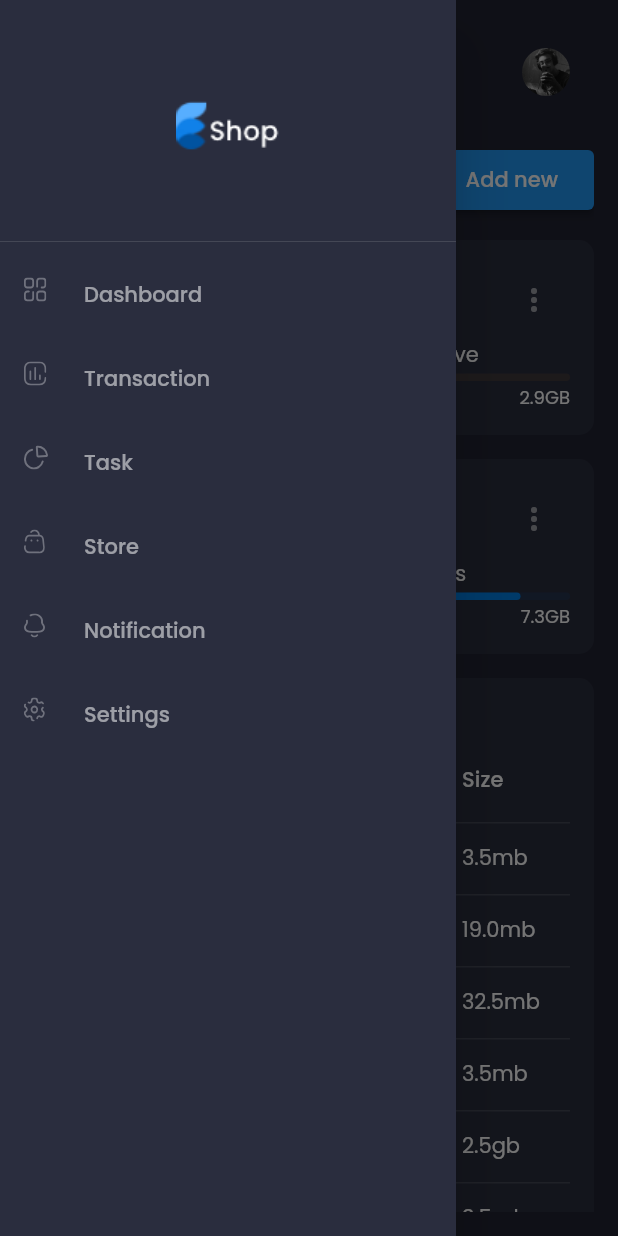
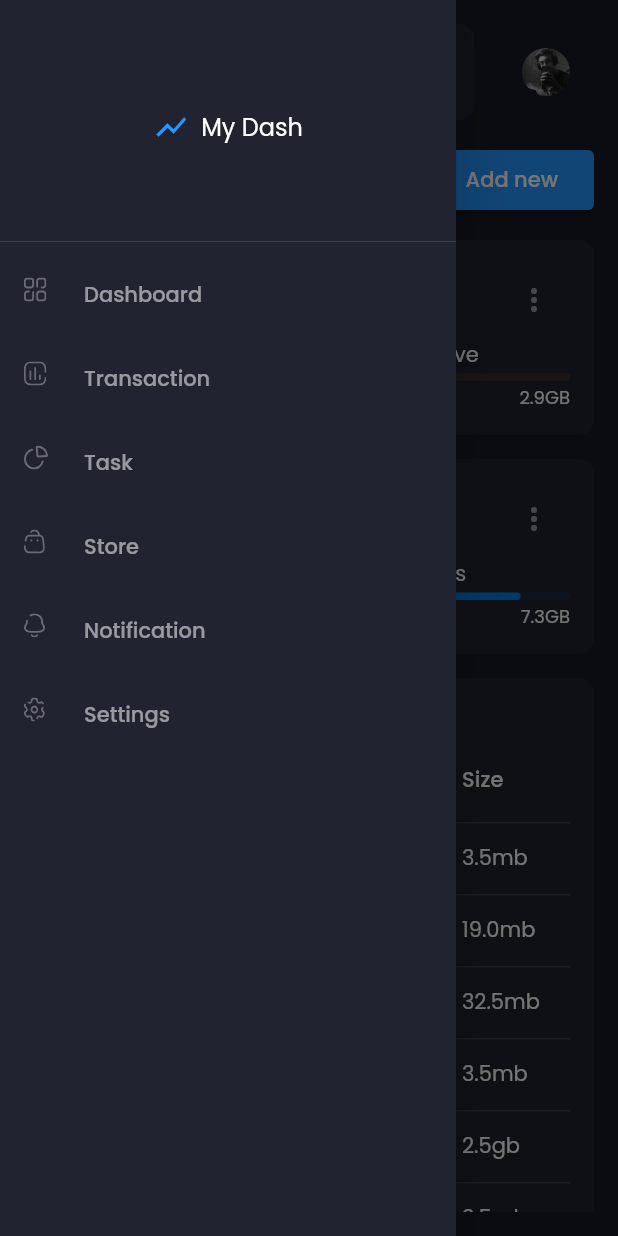
Before and after one commit to Jhone0202/responsive_admin, a Flutter app: the screen it shows after launch, with the side drawer open, on a phone screen of 412 x 824 dp. Run offline on Flutter 3.47's test engine with Material 2 defaults, Android fonts, the phone set to English and light mode, and no system bars; our stand-ins replace fl_chart, flutter_svg, google_fonts.

Commit message:
<Change log> 08/04/2021

```diff
--- a/lib/constants.dart
+++ b/lib/constants.dart
@@ -1,7 +1,7 @@
 import 'package:flutter/material.dart';
 
 const primaryColor = Color(0xFF2697FF);
-const secondaryColor = Color(0xFF2A2D3E);
-const bgColor = Color(0xFF212332);
+const secondaryColor = Color(0xFF212331);
+const bgColor = Color(0xFF181A25);
 
 const defaultPadding = 16.0;
--- a/lib/main.dart
+++ b/lib/main.dart
@@ -10,12 +10,11 @@ void main() {
 }
 
 class MyApp extends StatelessWidget {
-  // This widget is the root of your application.
   @override
   Widget build(BuildContext context) {
     return MaterialApp(
       debugShowCheckedModeBanner: false,
-      title: 'Flutter Admin Panel',
+      title: 'My Dash',
       theme: ThemeData.dark().copyWith(
         scaffoldBackgroundColor: bgColor,
         textTheme: GoogleFonts.poppinsTextTheme(Theme.of(context).textTheme)
@@ -24,9 +23,7 @@ class MyApp extends StatelessWidget {
       ),
       home: MultiProvider(
         providers: [
-          ChangeNotifierProvider(
-            create: (context) => MenuController(),
-          )
+          ChangeNotifierProvider(create: (context) => MenuController())
         ],
         child: MainScreen(),
       ),
--- a/lib/screens/dashboard/components/header.dart
+++ b/lib/screens/dashboard/components/header.dart
@@ -27,6 +27,8 @@ class Header extends StatelessWidget {
         if (!Responsive.isMobile(context))
           Spacer(flex: Responsive.isDesktop(context) ? 2 : 1),
         Expanded(
+          child: Padding(
+            padding: const EdgeInsets.symmetric(horizontal: defaultPadding),
             child: TextField(
               decoration: InputDecoration(
                 fillColor: secondaryColor,
@@ -44,11 +46,13 @@ class Header extends StatelessWidget {
               ),
             ),
           ),
-        SizedBox(width: defaultPadding * 2),
+        ),
         TextButton(
           onPressed: () {},
           child: Row(
             children: [
+              if (!Responsive.isMobile(context))
+                SizedBox(width: defaultPadding),
               ClipOval(
                 child: Image.asset(
                   'assets/images/pp.jpg',
--- a/lib/screens/dashboard/components/my_files.dart
+++ b/lib/screens/dashboard/components/my_files.dart
@@ -24,6 +24,7 @@ class MyFiles extends StatelessWidget {
               horizontal: defaultPadding * 1.5,
               vertical: defaultPadding / (Responsive.isMobile(context) ? 2 : 1),
             ),
+            primary: primaryColor,
           ),
           icon: Icon(Icons.add),
           label: Text('Add new'),
--- a/lib/screens/main/components/side_menu.dart
+++ b/lib/screens/main/components/side_menu.dart
@@ -1,3 +1,4 @@
+import 'package:admin/constants.dart';
 import 'package:flutter/material.dart';
 import 'package:flutter_svg/flutter_svg.dart';
 
@@ -12,7 +13,20 @@ class SideMenu extends StatelessWidget {
       child: ListView(
         children: [
           DrawerHeader(
-            child: Image.asset('assets/images/logo.png'),
+            child: Row(
+              mainAxisAlignment: MainAxisAlignment.center,
+              children: [
+                Icon(
+                  Icons.show_chart,
+                  color: primaryColor,
+                ),
+                SizedBox(width: defaultPadding / 2),
+                Text(
+                  'My Dash',
+                  style: Theme.of(context).textTheme.subtitle1,
+                ),
+              ],
+            ),
           ),
           DrawerListTile(
             title: 'Dashboard',
```
Also changed, not shown: assets/images/logo.png (deleted), 1 other file. Lines whose indentation alone changed are shown as unchanged.
